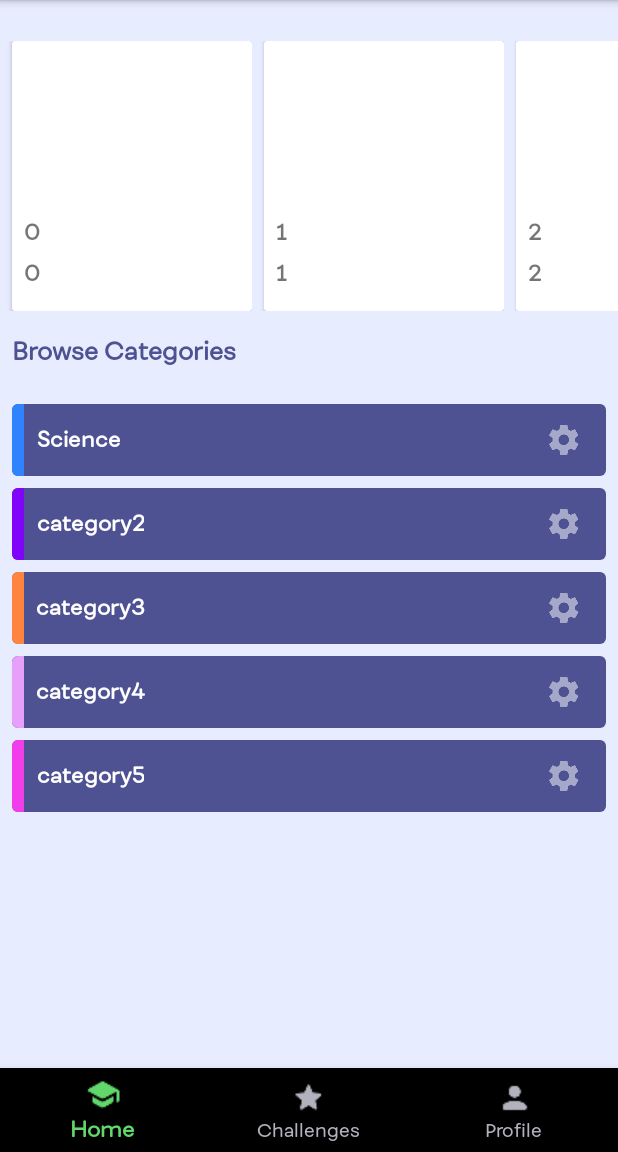
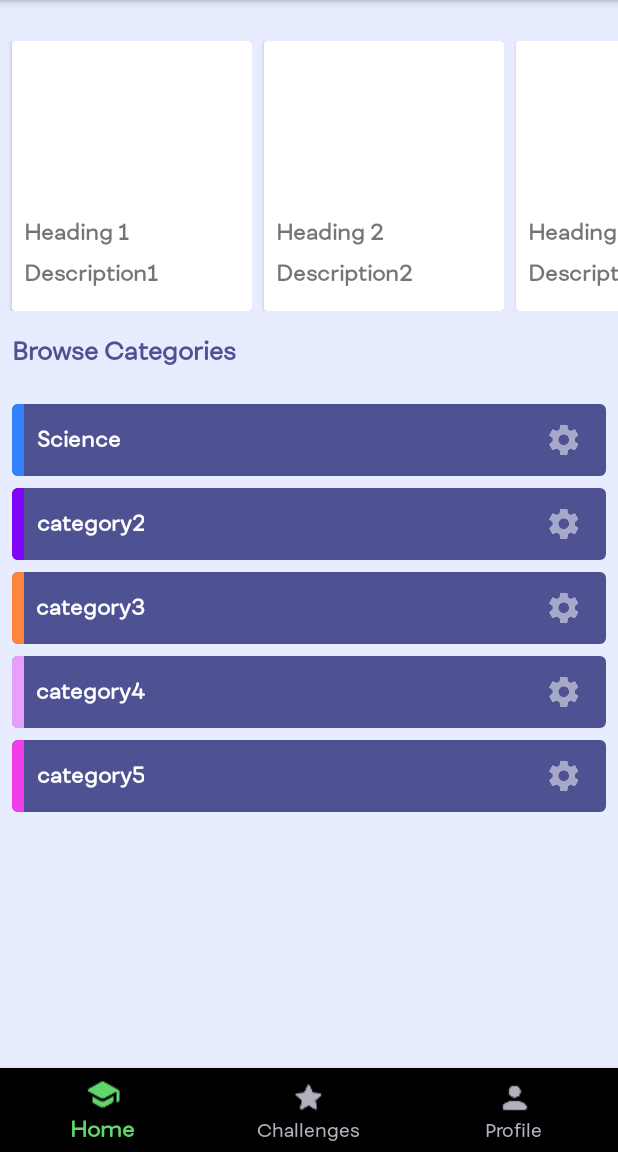
Before and after one commit to saikatdatta94/Quizzo, an Android app: the screen it shows after launch once a user with an empty profile is signed in (MainActivity), on a phone screen of 412 x 824 dp, the part 84-1236 px from its top. Run offline under Robolectric (Android 15) with nearby library versions, the phone set to English and light mode, and no system bars; our stand-ins replace Firebase (no records; nobody signed in at launch, a user with empty details on screens opened directly), Volley; libraries missing offline, so code that uses them is left out: com.github.siyamed.shapeimageview; 1 statement that could not run was skipped.

Commit message:
DatabaseItemContract is created and started working on SQLite database

```diff
--- /dev/null
+++ b/app/src/main/java/com/example/saikat/quizzo/CategoryItemContract.java
@@ -0,0 +1,17 @@
+package com.example.saikat.quizzo;
+
+import android.provider.BaseColumns;
+
+public final class CategoryItemContract {
+
+    private CategoryItemContract(){}
+
+    public static class CategoryItemTable implements BaseColumns {
+        public static final String CATEGORY_ITEM_TABLE_NAME = "category_items";
+        public static final String COLUMN_CATEGORY_HEADING = "heading";
+        public static final String COLUMN_CATEGORY_DESCRIPTION = "description";
+        public static final String COLUMN_CATEGORY_PHOTO_RESOURCE = "resource";
+        public static final String COLUMN_CATEGORY_PARENT = "parent";
+    }
+
+}
--- /dev/null
+++ b/app/src/main/java/com/example/saikat/quizzo/CategoryItemDbHelper.java
@@ -0,0 +1,115 @@
+package com.example.saikat.quizzo;
+
+import android.content.ContentValues;
+import android.content.Context;
+import android.database.Cursor;
+import android.database.sqlite.SQLiteDatabase;
+import android.database.sqlite.SQLiteOpenHelper;
+import android.support.annotation.Nullable;
+
+import com.example.saikat.quizzo.CategoryItemContract.*;
+
+import java.util.ArrayList;
+
+public class CategoryItemDbHelper extends SQLiteOpenHelper {
+
+    private  static final String DATABASE_NAME = "Quizzo.db";
+    private  static final int DATABASE_VERSION = 1;
+
+    private SQLiteDatabase db;
+
+    public CategoryItemDbHelper(@Nullable Context context) {
+        super(context, DATABASE_NAME, null, DATABASE_VERSION);
+    }
+
+    @Override
+    public void onCreate(SQLiteDatabase db) {
+        this.db = db;
+
+        final String SQL_CREATE_CATEGORY_LIST_ITEM_TABLE = "CREATE TABLE "+
+                CategoryItemTable.CATEGORY_ITEM_TABLE_NAME +
+                " ( " + CategoryItemTable._ID+ " INTEGER PRIMARY KEY AUTOINCREMENT, " +
+                 CategoryItemTable.COLUMN_CATEGORY_HEADING + " TEXT, " +
+                 CategoryItemTable.COLUMN_CATEGORY_DESCRIPTION + " TEXT, " +
+                 CategoryItemTable.COLUMN_CATEGORY_PHOTO_RESOURCE + " TEXT, " +
+                 CategoryItemTable.COLUMN_CATEGORY_PARENT + " TEXT " +
+                " )";
+
+//        TODO: Changes might be needed for listType ONE/TWO
+
+        db.execSQL(SQL_CREATE_CATEGORY_LIST_ITEM_TABLE);
+
+        fillCategoryListItemTable();
+
+    }
+
+
+    @Override
+    public void onUpgrade(SQLiteDatabase sqLiteDatabase, int i, int i1) {
+        db.execSQL("DROP TABLE IF EXISTS " + CategoryItemTable.CATEGORY_ITEM_TABLE_NAME);
+        onCreate(db);
+    }
+
+    private void fillCategoryListItemTable() {
+        ListItem l1 = new ListItem(ListItem.ListType.ONE,"image1","Heading 1",
+                "Description1","Science");
+        addCategoryListItem(l1);
+
+        ListItem l2 = new ListItem(ListItem.ListType.ONE,"image2","Heading 2",
+                "Description2","Science");
+        addCategoryListItem(l2);
+
+        ListItem l3 = new ListItem(ListItem.ListType.ONE,"image3","Heading 3",
+                "Description3","Science");
+        addCategoryListItem(l3);
+
+        ListItem l4 = new ListItem(ListItem.ListType.ONE,"image4","Heading 4",
+                "Description4","Science");
+        addCategoryListItem(l4);
+
+        ListItem l5 = new ListItem(ListItem.ListType.ONE,"image5","Heading 5",
+                "Description5","Science");
+        addCategoryListItem(l5);
+    }
+
+    private void addCategoryListItem(ListItem listItem){
+        ContentValues cv = new ContentValues();
+        cv.put(CategoryItemTable.COLUMN_CATEGORY_HEADING,listItem.getHeading());
+        cv.put(CategoryItemTable.COLUMN_CATEGORY_DESCRIPTION,listItem.getDescriptionText());
+        cv.put(CategoryItemTable.COLUMN_CATEGORY_PHOTO_RESOURCE,listItem.getImageURL());
+        cv.put(CategoryItemTable.COLUMN_CATEGORY_PARENT,listItem.getParentCategory());
+
+        db.insert(CategoryItemTable.CATEGORY_ITEM_TABLE_NAME,null,cv);
+
+    }
+
+
+//   TODO:(!) Fetching Items from table
+    public ArrayList<ListItem> getAllCategoryItems(){
+        ArrayList<ListItem> categoryList = new ArrayList<>();
+        db = getReadableDatabase();
+
+//        We get the cursor move to the first row and keep moving it downwards as we search the database
+
+        Cursor c = db.rawQuery("SELECT * FROM "+CategoryItemTable.CATEGORY_ITEM_TABLE_NAME,null);
+
+        if (c.moveToFirst()){
+            do{
+                ListItem listItem = new ListItem();
+                listItem.setHeading(c.getString(c.getColumnIndex(CategoryItemTable.COLUMN_CATEGORY_HEADING)));
+                listItem.setDescriptionText(c.getString(c.getColumnIndex(CategoryItemTable.COLUMN_CATEGORY_DESCRIPTION)));
+                listItem.setImageURL(c.getString(c.getColumnIndex(CategoryItemTable.COLUMN_CATEGORY_PHOTO_RESOURCE)));
+                listItem.setParentCategory(c.getString(c.getColumnIndex(CategoryItemTable.COLUMN_CATEGORY_PARENT)));
+                listItem.setType(ListItem.ListType.ONE);
+
+                categoryList.add(listItem);
+            }while (c.moveToNext());
+
+        }
+        c.close();
+
+        return categoryList;
+
+    }
+
+}
--- a/app/src/main/java/com/example/saikat/quizzo/CategoryListActivity.java
+++ b/app/src/main/java/com/example/saikat/quizzo/CategoryListActivity.java
@@ -23,7 +23,7 @@ public class CategoryListActivity extends AppCompatActivity {
 
 
     private static final String TAG = "CategotyList";
-    private String[] categoryListDetailsDestination = {"space"};
+    private String[] categoryListDetailsDestination = {"space","Earth"};
     private String activityHeading;
     private FirebaseFirestore db = FirebaseFirestore.getInstance();
     private DocumentReference categoriesRef = db.document("/categories/science/space/detail");
@@ -93,7 +93,8 @@ public class CategoryListActivity extends AppCompatActivity {
         String description ="";
         for (int i = 0; i <categoryListDetailsDestination.length ; i++) {
 
-            listViewItems.add(new ListItem(ListItem.ListType.TWO,"",""+i,""+i));
+            listViewItems.add(new ListItem(ListItem.ListType.TWO,"",""+i,
+                    ""+i,"Science"));
         }
 
 //        head.add("Lorem Ip1");
--- a/app/src/main/java/com/example/saikat/quizzo/HomeFragment.java
+++ b/app/src/main/java/com/example/saikat/quizzo/HomeFragment.java
@@ -40,6 +40,8 @@ public class HomeFragment extends Fragment {
     //    TODO: Make this a single object
 
 
+//    It'll contain category list fetched from database
+    private ArrayList<ListItem> categoryItemList;
 
 
     View view;
@@ -100,6 +102,10 @@ public class HomeFragment extends Fragment {
         toolbar.getMenu().clear();
         addList();
 
+
+
+
+
         return view;
     }
 
@@ -138,11 +144,21 @@ public class HomeFragment extends Fragment {
 
 
     private void addList() {
+
+//TODO: enable
+        CategoryItemDbHelper dbHelper = new CategoryItemDbHelper(this.getActivity());
+        listViewItems = dbHelper.getAllCategoryItems();
+//TODO: enable
+
 //        Todo: Or basically we don't need to add data because we will be receiving Object from the
 //        Todo:  So populate a list of objects with the data received from the database
-        for (int i = 0; i <10 ; i++) {
-            listViewItems.add(new ListItem(ListItem.ListType.ONE,"",""+i,""+i));
-        }
+
+
+//        for (int i = 0; i <10 ; i++) {
+//            listViewItems.add(new ListItem(ListItem.ListType.ONE,"",""+i,""+i,"Science"));
+//        }
+
+
 //        head.add("Lorem Ip1");
 //        descriptionText.add("hjshdjsd");
 //        imageURL.add("jhdjhs");
--- a/app/src/main/java/com/example/saikat/quizzo/ListItem.java
+++ b/app/src/main/java/com/example/saikat/quizzo/ListItem.java
@@ -11,20 +11,22 @@ public class ListItem {
     private String imageURL;
     private String heading;
     private String descriptionText;
+    private String parentCategory;
 
-    public ListType getType() {
-        return type;
+
+
+    public ListItem(){
+
     }
 
-    public void setType(ListType type) {
-        this.type = type;
-    }
 
-    public ListItem(ListType type, String imageURL, String heading, String descriptionText) {
+
+    public ListItem(ListType type, String imageURL, String heading, String descriptionText, String parentCategory) {
         this.imageURL = imageURL;
         this.heading = heading;
         this.descriptionText = descriptionText;
         this.type = type;
+        this.parentCategory = parentCategory;
     }
 
     public String getImageURL() {
@@ -50,4 +52,20 @@ public class ListItem {
     public void setDescriptionText(String descriptionText) {
         this.descriptionText = descriptionText;
     }
+
+    public String getParentCategory() {
+        return parentCategory;
+    }
+
+    public void setParentCategory(String parentCategory) {
+        this.parentCategory = parentCategory;
+    }
+
+    public ListType getType() {
+        return type;
+    }
+
+    public void setType(ListType type) {
+        this.type = type;
+    }
 }
```
